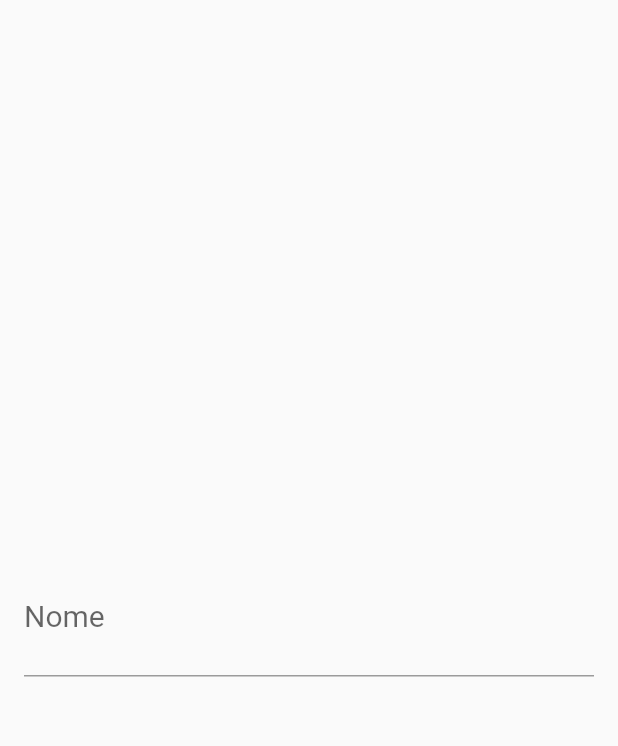
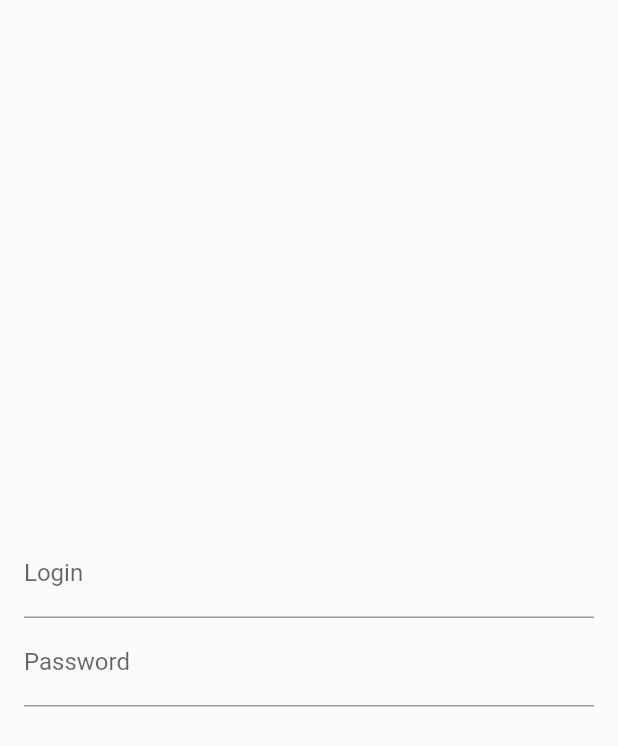
Before and after one commit to baldissin/todo_list, a Flutter app: the screen it shows after launch, on a phone screen of 412 x 824 dp. Shown: the top 746 px of the screen. Run offline on Flutter 3.47's test engine with Material 2 defaults, Android fonts, the phone set to English and light mode, and no system bars.

Commit message:
change scope

```diff
--- a/lib/main.dart
+++ b/lib/main.dart
@@ -1,5 +1,5 @@
 import 'package:flutter/material.dart';
-import 'package:todo_list/pages/todo_list_page.dart';
+import 'package:todo_list/pages/login.dart';
 
 void main(){
   runApp(const MyApp());
--- /dev/null
+++ b/lib/pages/login.dart
@@ -0,0 +1,33 @@
+import 'package:flutter/material.dart';
+
+class TodoListPage extends StatelessWidget {
+  const TodoListPage({Key? key}) : super(key: key);
+
+  @override
+  Widget build(BuildContext context) {
+    return Scaffold(
+      body: Center(
+        child: Padding(
+            padding: EdgeInsets.all(16),
+            child: Column(
+              mainAxisSize: MainAxisSize.min,
+              children: const [
+                TextField(
+                  decoration: InputDecoration(
+                    labelText: 'Login',
+                    errorText: null,
+                  ),
+                ),
+                TextField(
+                  decoration: InputDecoration(
+                    labelText: 'Password',
+                    errorText: null,
+                  ),
+                  obscureText: true,
+                ),
+              ],
+            )),
+      ),
+    );
+  }
+}
--- a/lib/pages/todo_list_page.dart
+++ /dev/null
@@ -1,41 +0,0 @@
-import 'package:flutter/material.dart';
-
-class TodoListPage extends StatelessWidget {
-  const TodoListPage({Key? key}) : super(key: key);
-
-  @override
-  Widget build(BuildContext context) {
-    return const Scaffold(
-      body: Center(
-        child: Padding(
-          padding: EdgeInsets.all(16),
-          child: TextField(
-            decoration: InputDecoration(
-              labelText: 'Nome',
-              labelStyle: TextStyle(
-                fontSize: 20,
-              ),
-              hintText: 'Exemplo',
-              //border: OutlineInputBorder(),
-              errorText: null,
-
-              //prefixText: 'R\$ ',
-              //suffixText: 'cm'
-
-
-            ),
-
-            //obscureText: true,
-            //obscuringCharacter: '*',
-
-            keyboardType: TextInputType.number,
-
-            style: TextStyle(
-              fontSize: 30
-            ),
-          )
-        ),
-      ),
-    );
-  }
-}
```
